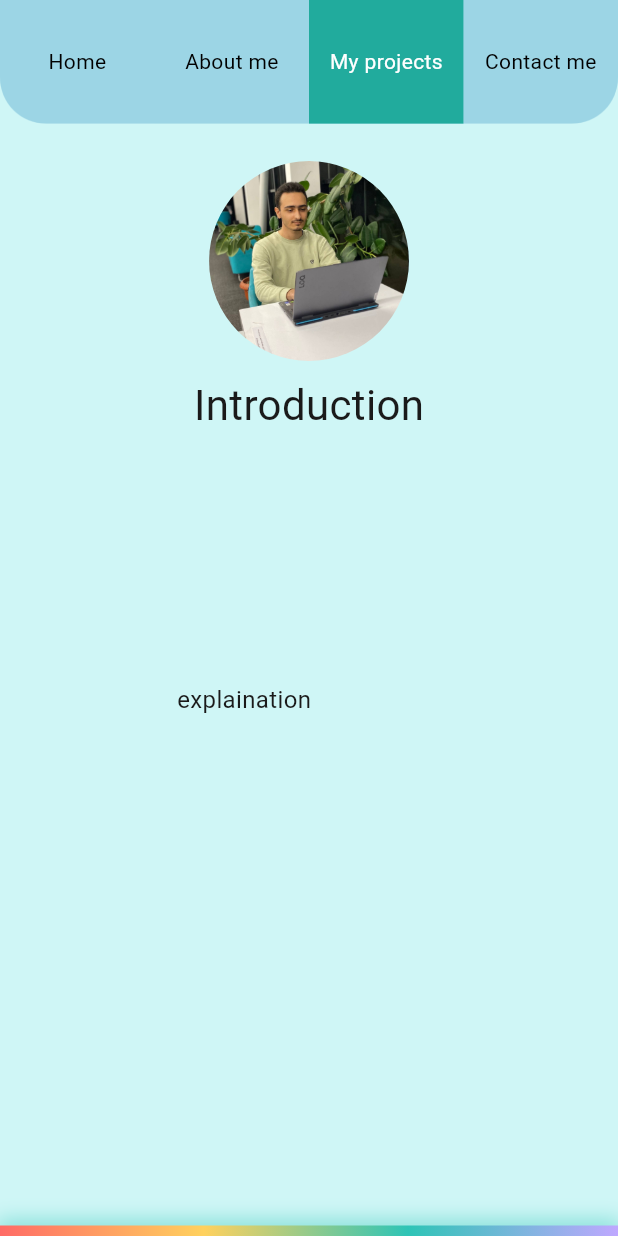
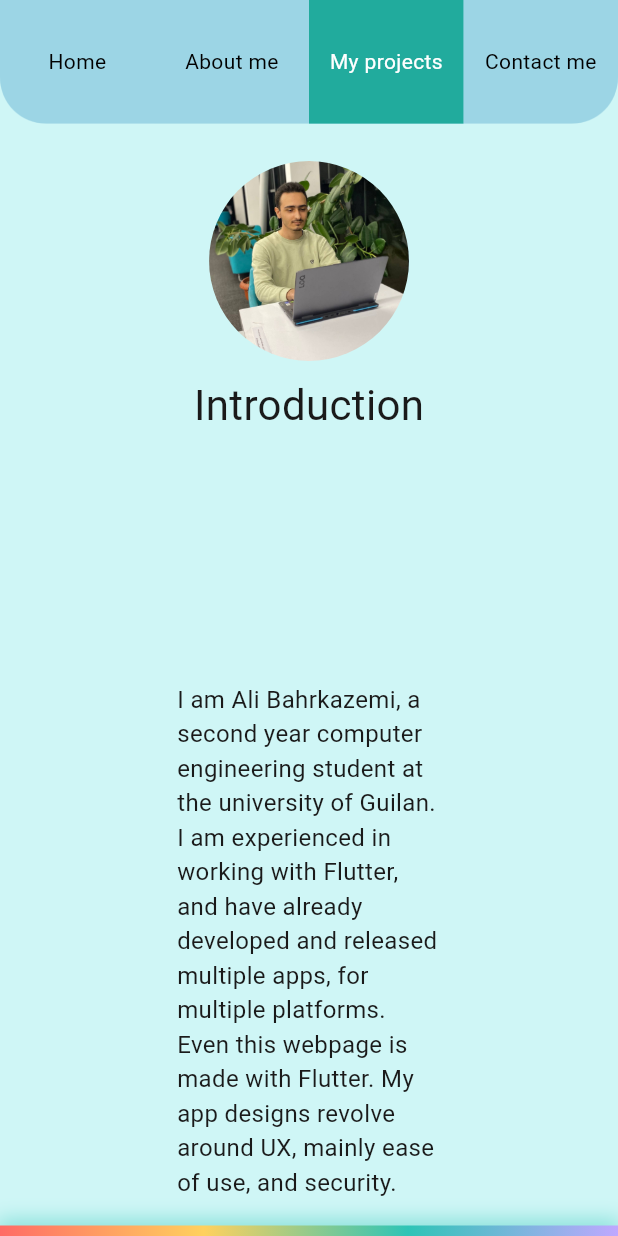
Before and after one commit to darksider-05/portfolio, a Flutter app: the screen it shows after launch, after a tap on "About me", after a tap on "My projects", on a phone screen of 412 x 824 dp. Run offline on Flutter 3.47's test engine with Material 3 defaults, Android fonts, the light colour scheme and no system bars.

Commit message:
added a central data storing system

```diff
--- /dev/null
+++ b/assets/data.json
@@ -0,0 +1,15 @@
+{
+    "home":{
+
+        "images":{
+            "myimage":"assets/home/myimage.jpg"
+        },
+        "texts":{
+            "title":"Introduction",
+            "description":"I am Ali Bahrkazemi, a second year computer engineering student at the university of Guilan. I am experienced in working with Flutter, and have already developed and released multiple apps, for multiple platforms. Even this webpage is made with Flutter. My app designs revolve around UX, mainly ease of use, and security. "
+        }
+    },
+    "aboutme":{},
+    "myprojects":{},
+    "contactme":{}
+}
--- a/lib/components/frame.dart
+++ b/lib/components/frame.dart
@@ -1,5 +1,5 @@
 import 'package:flutter/material.dart';
-import 'package:portfolio/components/pages/aboutme.dart';
+import 'package:portfolio/components/pages/home.dart';
 import 'package:portfolio/settings/providers.dart';
 import 'package:provider/provider.dart';
 
@@ -16,9 +16,9 @@ class _WideState extends State<Wide> {
     final nav = context.watch<Nav>();
 
     return switch (nav.currentpage) {
-      1 => Aboutme(),
+      1 => Home(),
       2 => Container(),
-      _ => Aboutme(),
+      _ => Home(),
     };
   }
 }
--- a/lib/components/pages/aboutme.dart
+++ b/lib/components/pages/home.dart
@@ -1,16 +1,18 @@
 import 'dart:math';
 
 import 'package:flutter/material.dart';
+import 'package:portfolio/settings/jsonload.dart';
+import 'package:provider/provider.dart';
 import '/settings/defaults.dart';
 
-class Aboutme extends StatefulWidget {
-  const Aboutme({super.key});
+class Home extends StatefulWidget {
+  const Home({super.key});
 
   @override
-  State<Aboutme> createState() => _WideState();
+  State<Home> createState() => _WideState();
 }
 
-class _WideState extends State<Aboutme> {
+class _WideState extends State<Home> {
   @override
   Widget build(BuildContext context) {
     var defs = Defaults(context);
@@ -48,6 +50,8 @@ class Myimage extends StatelessWidget {
     var defs = Defaults(context);
     var vw = defs.vw();
     var vh = defs.vh();
+    final json = context.watch<Jsonload>();
+    final data = json.data?["home"]["images"]["myimage"];
 
     return ClipOval(
       child: ClipRRect(
@@ -58,7 +62,7 @@ class Myimage extends StatelessWidget {
               child: Transform.scale(
                 scale: 1.5,
                 child: Image.asset(
-                  'assets/myimage.jpg',
+                  data,
                   fit: BoxFit.cover,
                   alignment: Alignment.center,
                 ),
@@ -79,6 +83,8 @@ class Textpart extends StatelessWidget {
     var defs = Defaults(context);
     var vw = defs.vw();
     var vh = defs.vh();
+    final json = context.watch<Jsonload>();
+    final data = json.data?["home"]["texts"];
 
     return Container(
       color: Colors.transparent,
@@ -92,7 +98,10 @@ class Textpart extends StatelessWidget {
             child: Container(
               color: Colors.transparent,
               child: Center(
-                child: Text("Introduction", style: TextStyle(fontSize: 28)),
+                child: Text(
+                  data["title"] ?? "",
+                  style: TextStyle(fontSize: 28),
+                ),
               ),
             ),
           ),
@@ -100,7 +109,10 @@ class Textpart extends StatelessWidget {
             color: Colors.transparent,
             alignment: Alignment.topLeft,
             padding: EdgeInsets.symmetric(horizontal: 15),
-            child: Text("explaination", style: TextStyle(fontSize: 16)),
+            child: Text(
+              data["description"] ?? "",
+              style: TextStyle(fontSize: 16),
+            ),
           ),
         ],
       ),
--- a/lib/main.dart
+++ b/lib/main.dart
@@ -4,6 +4,7 @@ import 'package:portfolio/components/frame.dart';
 import 'package:portfolio/components/gradient_specifier.dart';
 import 'package:portfolio/components/top_controller.dart';
 import 'package:portfolio/settings/gradient.dart';
+import 'package:portfolio/settings/jsonload.dart';
 import 'package:portfolio/settings/providers.dart';
 import 'package:portfolio/settings/theme.dart';
 import 'package:provider/provider.dart';
@@ -14,6 +15,7 @@ void main() {
       providers: [
         ChangeNotifierProvider(create: (_) => Nav()),
         ChangeNotifierProvider(create: (_) => ThemeProvider()),
+        ChangeNotifierProvider(create: (_) => Jsonload()),
         ChangeNotifierProvider(create: (_) => Grad()),
       ],
       child: MyApp(),
--- /dev/null
+++ b/lib/settings/jsonload.dart
@@ -0,0 +1,18 @@
+import 'dart:convert'; // for jsonDecode
+import 'package:flutter/material.dart';
+import 'package:flutter/services.dart' show rootBundle; // for loadString
+
+class Jsonload extends ChangeNotifier {
+  Jsonload() {
+    init();
+  }
+
+  Map? _data;
+  Map? get data => _data;
+
+  Future<void> init() async {
+    final String jsonString = await rootBundle.loadString('assets/data.json');
+    _data = await jsonDecode(jsonString);
+    notifyListeners();
+  }
+}
--- a/pubspec.yaml
+++ b/pubspec.yaml
@@ -61,6 +61,7 @@ flutter:
   # To add assets to your application, add an assets section, like this:
   assets:
     - assets/
+    - assets/home/
   #   - images/a_dot_ham.jpeg
 
   # An image asset can refer to one or more resolution-specific "variants", see
```
Also changed, not shown: assets/home/myimage.jpg (renamed from assets/myimage.jpg).
